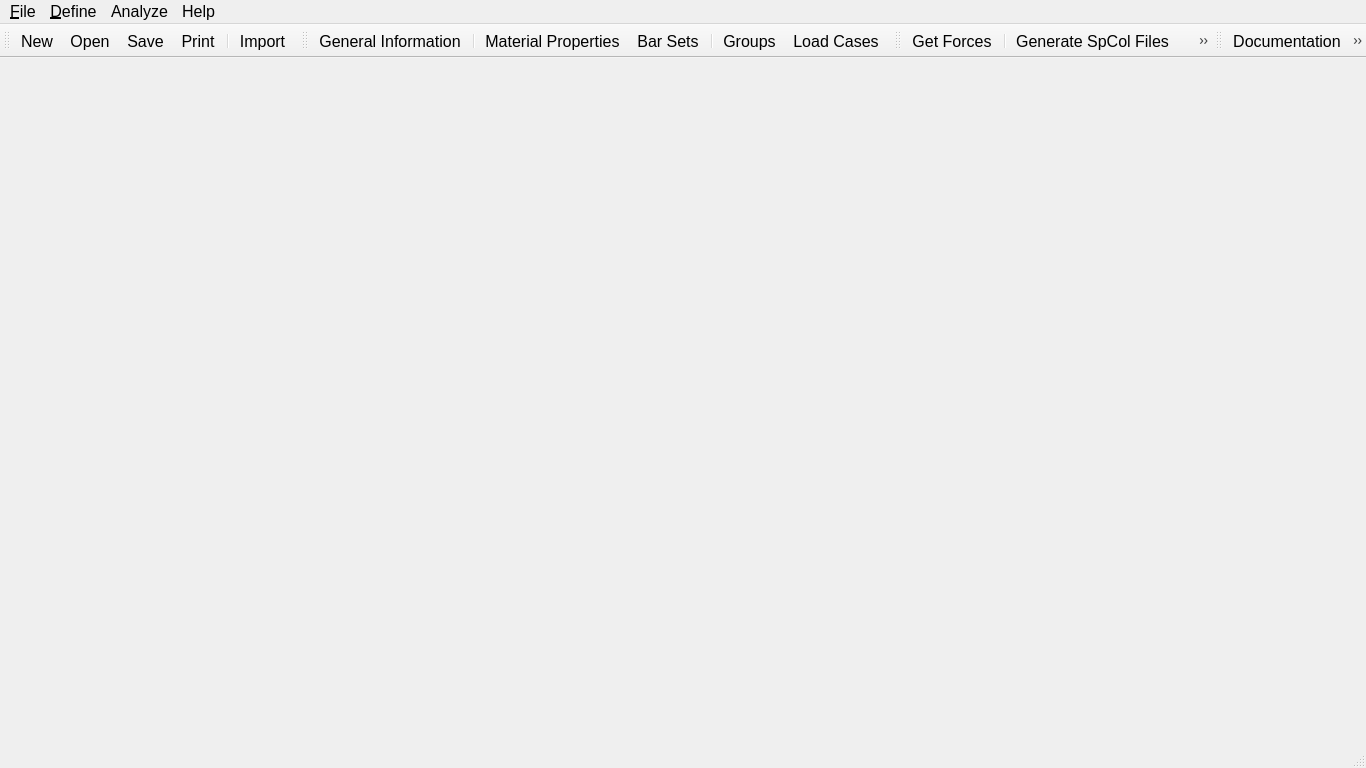
This is src/sp_editor/widgets/main_window.ui in tudothanhpt/SP-editor as Qt 5 draws it before an edit. The edited form follows.
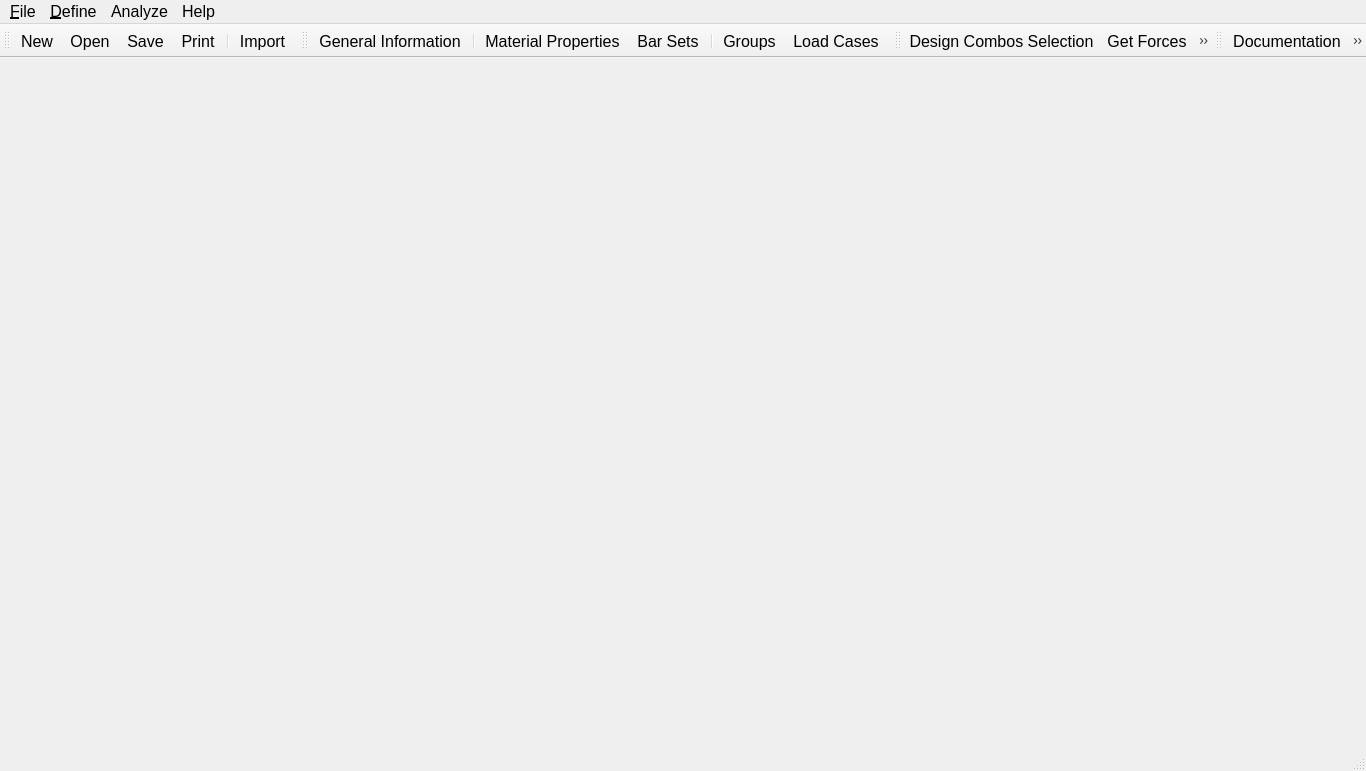
This is the edited form. Icons and pictures are not drawn.

Commit message: update load calculation case and load combo selection action

The edit to the form file:
```diff
--- a/src/sp_editor/widgets/main_window.ui
+++ b/src/sp_editor/widgets/main_window.ui
@@ -7,7 +7,7 @@
     <x>0</x>
     <y>0</y>
     <width>1366</width>
-    <height>768</height>
+    <height>771</height>
    </rect>
   </property>
   <property name="minimumSize">
@@ -157,6 +157,7 @@
    <attribute name="toolBarBreak">
     <bool>false</bool>
    </attribute>
+   <addaction name="actionDesign_Combos_Selection"/>
    <addaction name="a_GetAllForce"/>
    <addaction name="separator"/>
    <addaction name="a_MakeSPcolumn"/>
@@ -375,6 +376,15 @@
     </font>
    </property>
   </action>
+  <action name="actionDesign_Combos_Selection">
+   <property name="icon">
+    <iconset resource="../../../icons/icons.qrc">
+     <normaloff>:/Btn/selection.png</normaloff>:/Btn/selection.png</iconset>
+   </property>
+   <property name="text">
+    <string>Design Combos Selection</string>
+   </property>
+  </action>
  </widget>
  <resources>
   <include location="../../../icons/icons.qrc"/>
```
Left out of the diff: 1 changed line with no effect on the pictures. The commit also changes 13 other files.
